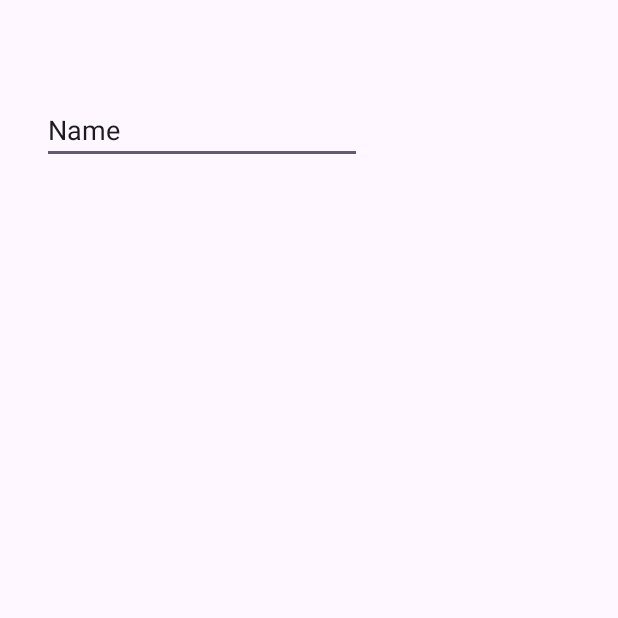
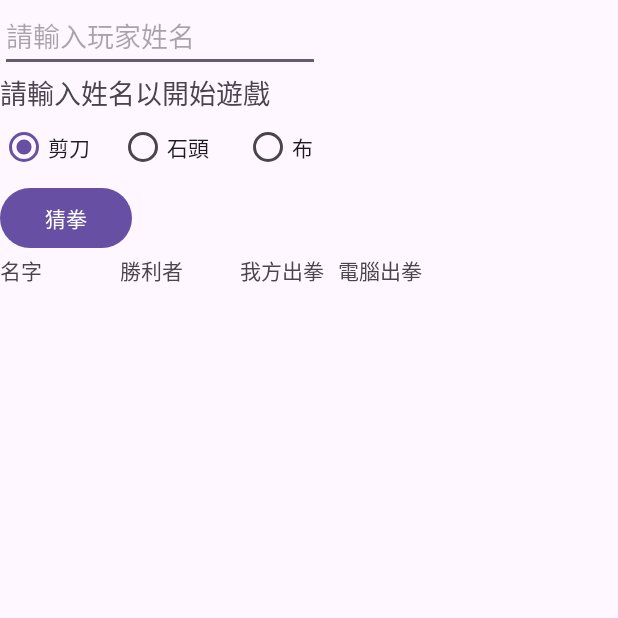
Before and after one commit to s098031/112-1-mmslab-Kotlin-lab02, an Android app: the screen it shows after launch (MainActivity), on a phone screen of 412 x 824 dp, the top half of it. Before the commit the part shown is almost empty. Run offline under Robolectric (Android 15) with nearby library versions, the phone set to English and light mode, and no system bars.

Commit message:
20231025

```diff
--- a/app/build.gradle.kts
+++ b/app/build.gradle.kts
@@ -5,7 +5,7 @@ plugins {
 
 android {
     namespace = "com.example.hw2_kotlin"
-    compileSdk = 33
+    compileSdk = 34
 
     defaultConfig {
         applicationId = "com.example.hw2_kotlin"
--- a/app/src/main/java/com/example/hw2_kotlin/MainActivity.kt
+++ b/app/src/main/java/com/example/hw2_kotlin/MainActivity.kt
@@ -1,11 +1,77 @@
 package com.example.hw2_kotlin
 
+import android.os.Bundle
+import android.widget.Button
+import android.widget.EditText
+import android.widget.RadioButton
+import android.widget.TextView
 import androidx.appcompat.app.AppCompatActivity
-import android.os.Bundle
 
 class MainActivity : AppCompatActivity() {
+
+    private lateinit var ed_name: EditText
+    private lateinit var tv_text: TextView
+    private lateinit var tv_name: TextView
+    private lateinit var tv_winner: TextView
+    private lateinit var tv_mmora: TextView
+    private lateinit var tv_cmora: TextView
+    private lateinit var btn_scissor: RadioButton
+    private lateinit var btn_stone: RadioButton
+    private lateinit var btn_paper: RadioButton
+    private lateinit var btn_mora: Button
+
     override fun onCreate(savedInstanceState: Bundle?) {
         super.onCreate(savedInstanceState)
         setContentView(R.layout.activity_main)
+
+        ed_name = findViewById(R.id.ed_name)
+        tv_text = findViewById(R.id.tv_text)
+        tv_name = findViewById(R.id.tv_name)
+        tv_winner = findViewById(R.id.tv_winner)
+        tv_mmora = findViewById(R.id.tv_mmora)
+        tv_cmora = findViewById(R.id.tv_cmora)
+        btn_scissor = findViewById(R.id.btn_scissor)
+        btn_stone = findViewById(R.id.btn_stone)
+        btn_paper = findViewById(R.id.btn_paper)
+        btn_mora = findViewById(R.id.btn_mora)
+
+        btn_mora.setOnClickListener {
+            if (ed_name.length() < 1) {
+                tv_text.text = "請輸入玩家姓名"
+            } else {
+                tv_name.text = "名字\n${ed_name.text.toString()}"
+                when {
+                    btn_scissor.isChecked -> tv_mmora.text = "我方出拳\n剪刀"
+                    btn_stone.isChecked -> tv_mmora.text = "我方出拳\n石頭"
+                    else -> tv_mmora.text = "我方出拳\n布"
+                }
+
+                val computerRandom = (0..2).random()
+                when (computerRandom) {
+                    0 -> tv_cmora.text = "電腦出拳\n剪刀"
+                    1 -> tv_cmora.text = "電腦出拳\n石頭"
+                    else -> tv_cmora.text = "電腦出拳\n布"
+                }
+
+                when {
+                    (btn_scissor.isChecked && computerRandom == 2) ||
+                            (btn_paper.isChecked && computerRandom == 1) ||
+                            (btn_stone.isChecked && computerRandom == 0) -> {
+                        tv_winner.text = "勝利者\n${ed_name.text.toString()}"
+                        tv_text.text = "恭喜您獲勝了!!!"
+                    }
+                    (btn_scissor.isChecked && computerRandom == 1) ||
+                            (btn_paper.isChecked && computerRandom == 0) ||
+                            (btn_stone.isChecked && computerRandom == 2) -> {
+                        tv_winner.text = "勝利者\n電腦"
+                        tv_text.text = "可惜，電腦獲勝了!"
+                    }
+                    else -> {
+                        tv_winner.text = "勝利者\n平手"
+                        tv_text.text = "平局，請再試一次!"
+                    }
+                }
+            }
+        }
     }
 }
--- a/app/src/main/res/layout/activity_main.xml
+++ b/app/src/main/res/layout/activity_main.xml
@@ -6,15 +6,94 @@
     android:layout_height="match_parent"
     tools:context=".MainActivity">
 
+
     <EditText
-        android:id="@+id/editTextText"
+        android:id="@+id/ed_name"
         android:layout_width="wrap_content"
         android:layout_height="wrap_content"
-        android:layout_marginStart="28dp"
-        android:layout_marginTop="64dp"
         android:ems="10"
-        android:inputType="text"
-        android:text="Name"
+        android:inputType="textPersonName"
+        android:hint="請輸入玩家姓名"
         app:layout_constraintStart_toStartOf="parent"
         app:layout_constraintTop_toTopOf="parent" />
+
+    <TextView
+        android:id="@+id/tv_text"
+        android:layout_width="wrap_content"
+        android:layout_height="wrap_content"
+        android:text="請輸入姓名以開始遊戲"
+        android:textSize="18sp"
+        app:layout_constraintStart_toStartOf="parent"
+        app:layout_constraintTop_toBottomOf="@+id/ed_name" />
+
+
+    <RadioGroup
+        android:id="@+id/radioGroup"
+        android:layout_width="250dp"
+        android:layout_height="46dp"
+        android:orientation="horizontal"
+        app:layout_constraintStart_toStartOf="parent"
+        app:layout_constraintTop_toBottomOf="@+id/tv_text">
+
+        <RadioButton
+            android:id="@+id/btn_scissor"
+            android:layout_width="79dp"
+            android:layout_height="wrap_content"
+            android:checked="true"
+            android:text="剪刀" />
+
+        <RadioButton
+            android:id="@+id/btn_stone"
+            android:layout_width="83dp"
+            android:layout_height="wrap_content"
+            android:text="石頭" />
+
+        <RadioButton
+            android:id="@+id/btn_paper"
+            android:layout_width="69dp"
+            android:layout_height="wrap_content"
+            android:text="布" />
+    </RadioGroup>
+
+    <Button
+        android:id="@+id/btn_mora"
+        android:layout_width="wrap_content"
+        android:layout_height="wrap_content"
+        android:text="猜拳"
+        app:layout_constraintStart_toStartOf="parent"
+        app:layout_constraintTop_toBottomOf="@+id/radioGroup" />
+
+    <TextView
+        android:id="@+id/tv_name"
+        android:layout_width="80dp"
+        android:layout_height="80dp"
+        android:text="名字"
+        app:layout_constraintStart_toStartOf="parent"
+        app:layout_constraintTop_toBottomOf="@+id/btn_mora" />
+
+    <TextView
+        android:id="@+id/tv_winner"
+        android:layout_width="80dp"
+        android:layout_height="80dp"
+        android:text="勝利者"
+        app:layout_constraintStart_toEndOf="@+id/tv_name"
+        app:layout_constraintTop_toBottomOf="@+id/btn_mora" />
+
+    <TextView
+        android:id="@+id/tv_mmora"
+        android:layout_width="65dp"
+        android:layout_height="80dp"
+        android:text="我方出拳"
+        app:layout_constraintStart_toEndOf="@+id/tv_winner"
+        app:layout_constraintTop_toBottomOf="@+id/btn_mora" />
+
+    <TextView
+        android:id="@+id/tv_cmora"
+        android:layout_width="65dp"
+        android:layout_height="80dp"
+        android:text="電腦出拳"
+        app:layout_constraintStart_toEndOf="@+id/tv_mmora"
+        app:layout_constraintTop_toBottomOf="@+id/btn_mora" />
+
+
 </androidx.constraintlayout.widget.ConstraintLayout>
--- a/app/src/main/res/values/strings.xml
+++ b/app/src/main/res/values/strings.xml
@@ -1,3 +1,4 @@
 <resources>
     <string name="app_name">hw2-kotlin</string>
+
 </resources>
```
